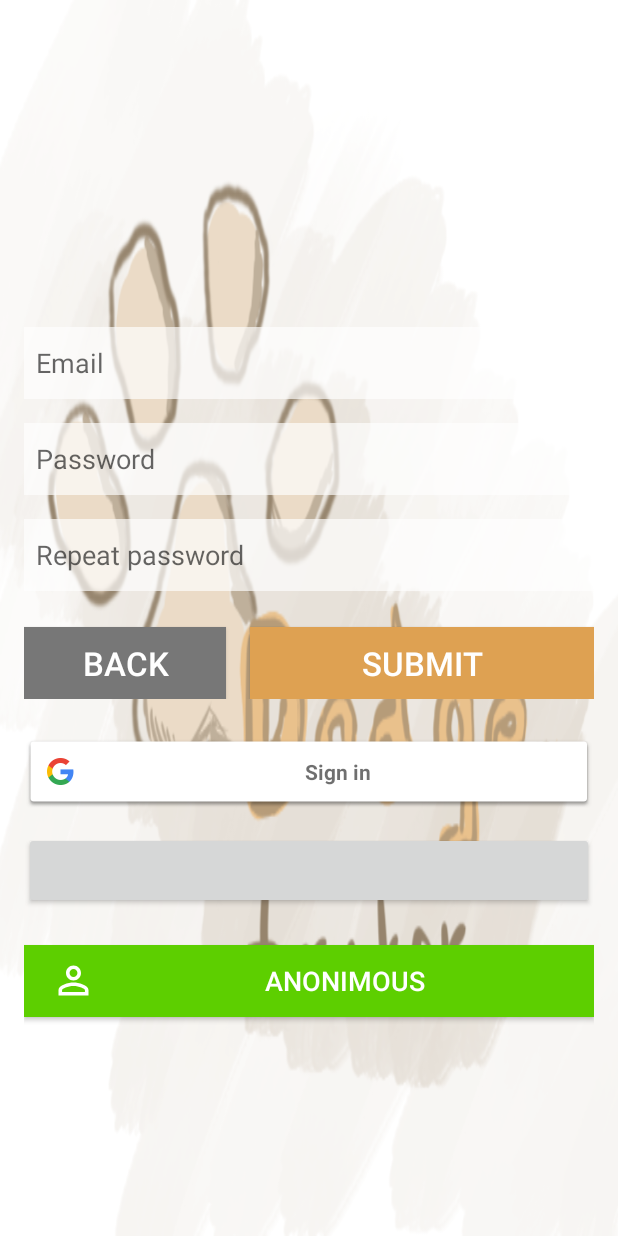
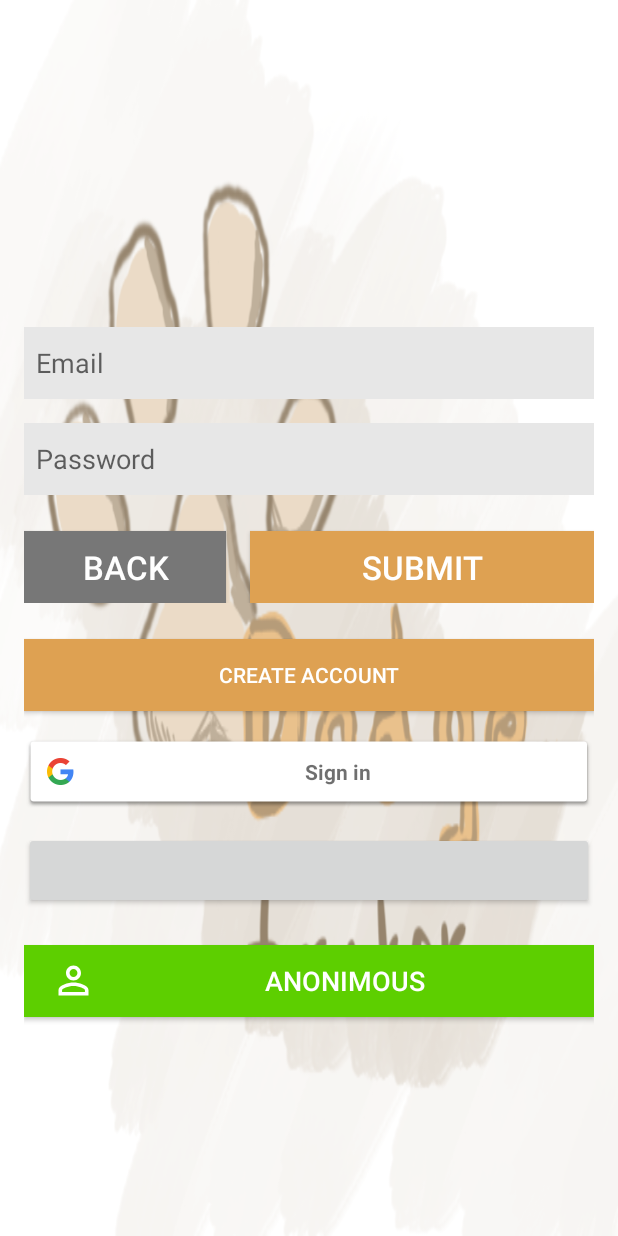
Before and after one commit to Herty94/DogeTracker, an Android app: the Signin screen opened directly, with no data from a screen before it, on a phone screen of 412 x 824 dp. Run offline under Robolectric (Android 15) with nearby library versions, the phone set to English and light mode, and no system bars; our stand-ins replace Firebase (no records; nobody signed in at launch, a user with empty details on screens opened directly); libraries missing offline, so code that uses them is left out: com.facebook, com.facebook.login; plain views replace LoginButton; 3 statements that could not run were skipped.

Commit message:
New sprint

```diff
--- a/app/src/main/java/company/locahost/itsc/dogetracker/ConstantsDT.kt
+++ b/app/src/main/java/company/locahost/itsc/dogetracker/ConstantsDT.kt
@@ -4,4 +4,6 @@ import com.google.firebase.auth.FirebaseUser
 
 object ConstantsDT {
     var USER: FirebaseUser? = null
+    lateinit var userName: String
+    lateinit var userEmail: String
 }
--- a/app/src/main/java/company/locahost/itsc/dogetracker/login/Signin.kt
+++ b/app/src/main/java/company/locahost/itsc/dogetracker/login/Signin.kt
@@ -35,15 +35,24 @@ import company.locahost.itsc.dogetracker.R
 class Signin : AppCompatActivity(), View.OnClickListener {
 
     private lateinit var googleSignInClient: GoogleSignInClient
-    private lateinit var signInButton: SignInButton
+
+
     private lateinit var tvInfo: TextView
+
+    private var bool: Boolean = false
+
     private lateinit var etLogin: EditText
     private lateinit var etPassword: EditText
     private lateinit var etRepeat: EditText
+
     private lateinit var btSubmit: Button
     private lateinit var btBack: Button
     private lateinit var btAnon: Button
-    private lateinit var btFace: LoginButton
+    private lateinit var btCreateAc: Button
+    private lateinit var signInButton: SignInButton //google button
+    private lateinit var btFace: LoginButton //facebook button
+
+
     private lateinit var email: String
     private lateinit var password: String
     private lateinit var repPassword: String
@@ -66,15 +75,22 @@ class Signin : AppCompatActivity(), View.OnClickListener {
             .requestEmail()
             .build()
 
+        //edit text
         etLogin = findViewById(R.id.et_log)
         etPassword = findViewById(R.id.et_pass)
         etRepeat = findViewById(R.id.et_rpass)
         tvInfo = findViewById(R.id.tv_info)
+
+        // buttons
         signInButton = findViewById(R.id.bt_signin_google)
         btSubmit = findViewById(R.id.bt_submit)
         btBack = findViewById(R.id.bt_back)
+        btCreateAc = findViewById(R.id.bt_createAc)
         btAnon = findViewById(R.id.bt_anon)
         btFace = findViewById(R.id.login_button)
+
+        // buttons on click .. "this -> method line:~300+ onCLick() "
+        btCreateAc.setOnClickListener(this)
         btBack.setOnClickListener(this)
         btSubmit.setOnClickListener(this)
         btAnon.setOnClickListener(this)
@@ -82,6 +98,8 @@ class Signin : AppCompatActivity(), View.OnClickListener {
 
         googleSignInClient = GoogleSignIn.getClient(this, gso)
 
+
+        // FIREBASE
         mAuth = FirebaseAuth.getInstance()
 
 
@@ -114,10 +132,7 @@ class Signin : AppCompatActivity(), View.OnClickListener {
         super.onStart()
         CheckCurrentUser()
     }
-    override fun onStop() {
-        super.onStop()
-        ConstantsDT.USER= this.user
-    }
+
     private fun passwordVerification():Boolean{
         if (password == repPassword){
             Log.i(TAG, "Passwords are matching")
@@ -131,21 +146,65 @@ class Signin : AppCompatActivity(), View.OnClickListener {
             return false
         }
     }
+    private fun createAccount(){
+        if(!etRepeat.isVisible || bool==true) {
+            etRepeat.visibility = View.VISIBLE
+            btCreateAc.setText("Sign In With Email")
+
+        }
+        else{
+            etRepeat.visibility = View.GONE
+            btCreateAc.setText("Create Account")
+
+        }
+    }
+    private fun submit(){
+        if(etRepeat.isVisible){
+            craftUserWithEmail()
+        }
+        else{
+            signInWithEmail()
+        }
+    }
+    //USER CHECKER ---------------------------------------->
     private fun CheckCurrentUser(){
 
-        user = mAuth.currentUser
+        val user = FirebaseAuth.getInstance().currentUser
+        user?.let {
+            // Name, email address, and profile photo Url
+            val name = user.displayName
+            val email = user.email
+            val photoUrl = user.photoUrl
+
+            // Check if user's email is verified
+            val emailVerified = user.isEmailVerified
+
+            // The user's ID, unique to the Firebase project. Do NOT use this value to
+            // authenticate with your backend server, if you have one. Use
+            // FirebaseUser.getToken() instead.
+            val uid = user.uid
+        }
         if (user != null){
-            Log.i(TAG,"User is signed In "+user)
+            Log.i(TAG,"User is signed In "+user.displayName)
+            if (user.email == null) ConstantsDT.userEmail="Anonym"
+            else ConstantsDT.userEmail = ""+user.email
             startBaseActivity()
+
 
         }else{
             Log.i(TAG,"No user is signed In")
         }
     }
+
+
+    //BASE ACTIVITY STARTER ----------------------------------------------->
     private fun startBaseActivity(){
+
         startActivity(Intent(this,BaseActivity::class.java))
     }
-    //authentification methods ->
+
+    //AUTHENTICATION METHODS -------------------------------------------------------->
+    //---------------------------------------------------------------------facebook auth
     private fun handleFacebookAccessToken(token: AccessToken) {
         Log.d(TAG, "handleFacebookAccessToken:$token")
         // [START_EXCLUDE silent]
@@ -158,8 +217,7 @@ class Signin : AppCompatActivity(), View.OnClickListener {
                 if (task.isSuccessful) {
                     // Sign in success, update UI with the signed-in user's information
                     Log.d(TAG, "signInWithCredential:success")
-                    user = mAuth.currentUser
-                    startBaseActivity()
+                    CheckCurrentUser()
 
                 } else {
                     // If sign in fails, display a message to the user.
@@ -177,7 +235,7 @@ class Signin : AppCompatActivity(), View.OnClickListener {
     }
 
 
-    //custon auth
+    //-------------------------------------------Custon Auth
     private fun craftUserWithEmail(){
         email= etLogin.text.toString()
         password = etPassword.text.toString()
@@ -188,8 +246,7 @@ class Signin : AppCompatActivity(), View.OnClickListener {
                     if (task.isSuccessful) {
                         // Sign in success, update UI with the signed-in user's information
                         Log.d(TAG, "createUserWithEmail:success")
-                        val user = mAuth.currentUser
-                        startBaseActivity()
+                        CheckCurrentUser()
                         // updateUI(user)
                     } else {
                         // If sign in fails, display a message to the user.
@@ -208,6 +265,34 @@ class Signin : AppCompatActivity(), View.OnClickListener {
 
         }
     }
+    private fun signInWithEmail(){
+        email= etLogin.text.toString()
+        password = etPassword.text.toString()
+
+        mAuth.signInWithEmailAndPassword(email, password)
+            .addOnCompleteListener(this) { task ->
+                if (task.isSuccessful) {
+                    // Sign in success, update UI with the signed-in user's information
+                    Log.d(TAG, "signInWithEmail:success")
+                    Toast.makeText(this,"SignIn succesfull",Toast.LENGTH_SHORT).show()
+                    CheckCurrentUser()
+
+
+                } else {
+                    // If sign in fails, display a message to the user.
+                    Log.w(TAG, "signInWithEmail:failure", task.exception)
+                    Toast.makeText(baseContext, "Authentication failed.",
+                        Toast.LENGTH_SHORT).show()
+                }
+
+                // ...
+            }
+    }
+    //--------------------------------------------------------- Google auth
+    private fun signInWithGoogle() {
+          val signInIntent = googleSignInClient.signInIntent
+          startActivityForResult(signInIntent, GOOGLE_SIGN_IN)
+    }
     private fun firebaseAuthWithGoogle(acct: GoogleSignInAccount) {
         Log.d(TAG, "firebaseAuthWithGoogle:" + acct.id!!)
         // [START_EXCLUDE silent]
@@ -220,8 +305,7 @@ class Signin : AppCompatActivity(), View.OnClickListener {
                 if (task.isSuccessful) {
                     // Sign in success, update UI with the signed-in user's information
                     Log.d(TAG, "signInWithCredential:success")
-                    user = mAuth.currentUser
-                    startBaseActivity()
+                    CheckCurrentUser()
                 } else {
                     // If sign in fails, display a message to the user.
                     Log.w(TAG, "signInWithCredential:failure", task.exception)
@@ -232,6 +316,7 @@ class Signin : AppCompatActivity(), View.OnClickListener {
                 // [END_EXCLUDE]
             }
     }
+    // ---------------------------------------- Anonym auth
     private fun signinAnonym(){
     mAuth.signInAnonymously()
     .addOnCompleteListener(this) { task ->
@@ -240,7 +325,7 @@ class Signin : AppCompatActivity(), View.OnClickListener {
             Log.d(TAG, "signInAnonymously:success")
             user = mAuth.currentUser
             Toast.makeText(baseContext,"SignIn Was succesful",Toast.LENGTH_SHORT).show()
-            startBaseActivity()
+            CheckCurrentUser()
         } else {
             // If sign in fails, display a message to the user.
             Log.w(TAG, "signInAnonymously:failure", task.exception)
@@ -255,10 +340,7 @@ class Signin : AppCompatActivity(), View.OnClickListener {
         // ...
     }
 
-    private fun signInWithGoogle() {
-        val signInIntent = googleSignInClient.signInIntent
-        startActivityForResult(signInIntent, GOOGLE_SIGN_IN)
-    }
+
 
     public override fun onActivityResult(requestCode: Int, resultCode: Int, data: Intent?) {
         super.onActivityResult(requestCode, resultCode, data)
@@ -272,7 +354,7 @@ class Signin : AppCompatActivity(), View.OnClickListener {
                 // Google Sign In was successful, authenticate with Firebase
                 val account = task.getResult(ApiException::class.java)
                 firebaseAuthWithGoogle(account!!)
-                startBaseActivity()
+                CheckCurrentUser()
             } catch (e: ApiException) {
                 // Google Sign In failed, update UI appropriately
                 Log.w(TAG, "Google sign in failed", e)
@@ -286,9 +368,10 @@ class Signin : AppCompatActivity(), View.OnClickListener {
         val i = v.id
         when (i) {
             R.id.bt_signin_google -> signInWithGoogle()
-            R.id.bt_submit -> craftUserWithEmail()
+            R.id.bt_submit -> submit()
             R.id.bt_back -> startActivity(Intent(this, MainActivity::class.java))
             R.id.bt_anon -> signinAnonym()
+            R.id.bt_createAc -> createAccount()
 
         }
     }
--- a/app/src/main/res/layout/activity_signin.xml
+++ b/app/src/main/res/layout/activity_signin.xml
@@ -28,30 +28,31 @@
                     android:background="#22f54242"
                     />
 
-        <EditText android:layout_width="match_parent"
+        <EditText android:id="@+id/et_log"
+                  android:layout_width="match_parent"
                   android:layout_height="48dp"
+                  android:background="#E7E7E7"
                   android:hint="@string/ht_log"
-                  android:paddingLeft="8dp"
-                  android:id="@+id/et_log"
-                  android:background="#aaffffff"/>
+                  android:inputType="textEmailAddress"
+                  android:paddingLeft="8dp"/>
 
-        <EditText android:layout_width="match_parent"
+        <EditText android:id="@+id/et_pass"
+                  android:layout_width="match_parent"
                   android:layout_height="48dp"
                   android:layout_marginTop="16dp"
-                  android:background="#aaffffff"
-                  android:paddingLeft="8dp"
-                  android:id="@+id/et_pass"
+                  android:background="#E7E7E7"
+                  android:hint="@string/ht_pass"
                   android:inputType="textPassword"
-                  android:hint="@string/ht_pass"/>
+                  android:paddingLeft="8dp"/>
 
-        <EditText android:layout_width="match_parent"
+        <EditText android:id="@+id/et_rpass"
+                  android:layout_width="match_parent"
                   android:layout_height="48dp"
                   android:layout_marginTop="16dp"
-                  android:id="@+id/et_rpass"
-                  android:background="#aaffffff"
-                  android:paddingLeft="8dp"
-                  android:inputType="textPassword"
-                  android:hint="@string/ht_rpass"/>
+                  android:visibility="gone"
+                  android:background="#E7E7E7"
+                  android:hint="@string/ht_rpass"
+                  android:inputType="textPassword" android:paddingLeft="8dp"/>
 
         <LinearLayout android:layout_width="match_parent"
                       android:layout_height="wrap_content"
@@ -63,7 +64,7 @@
                     android:layout_marginTop="24dp"
                     android:id="@+id/bt_back"
                     android:text="@string/but_back"
-                    android:textSize="22dp"
+                    android:textSize="22sp"
                     android:textColor="@color/colorPureWhite"
                     android:background="#777777"/>
 
@@ -74,12 +75,20 @@
                     android:layout_marginTop="24dp"
                     android:layout_marginStart="16dp"
                     android:text="@string/but_sub"
-                    android:textSize="22dp"
+                    android:textSize="22sp"
                     android:textColor="@color/colorPureWhite"
                     android:background="@color/buttonOrange"/>
 
 
         </LinearLayout>
+
+        <Button android:layout_width="match_parent" android:layout_height="wrap_content"
+                android:text="Create Account"
+                android:id="@+id/bt_createAc"
+                android:background="@color/buttonOrange"
+                android:textColor="@color/colorPureWhite"
+                android:layout_marginTop="24dp"/>
+
 
 
 
@@ -87,7 +96,7 @@
             android:id="@+id/bt_signin_google"
             android:layout_width="match_parent"
             android:layout_height="wrap_content"
-            android:layout_marginTop="24dp"/>
+            android:layout_marginTop="16dp"/>
 
         <com.facebook.login.widget.LoginButton
                 android:id="@+id/login_button"
```
Also changed, not shown: app/src/main/java/company/locahost/itsc/dogetracker/BaseActivity.kt (+10 -1 lines), app/src/main/res/layout/activity_base.xml (+27 -10 lines).
